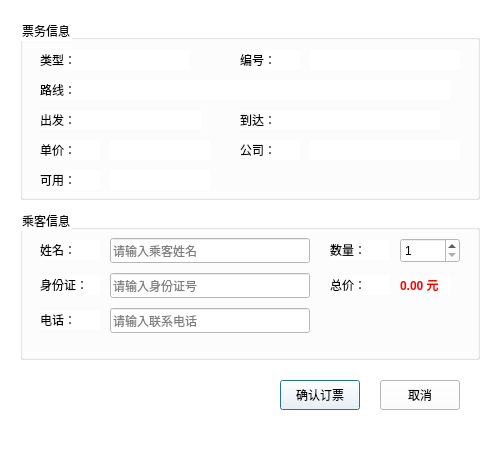
First picture: the form in Flight/order_dialog.ui, repository howbirdfly/FlightServer, before the edit.
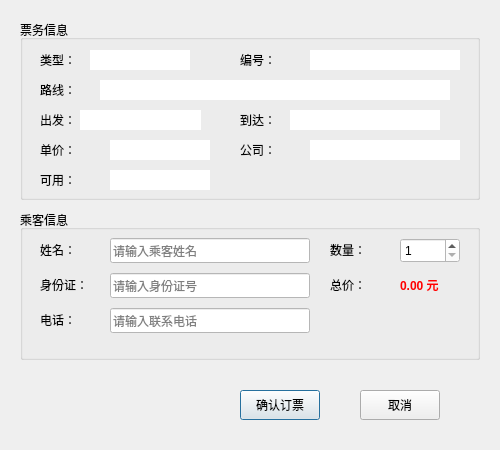
Second picture: the form after the edit.

What changed in the file:
```diff
--- a/Flight/order_dialog.ui
+++ b/Flight/order_dialog.ui
@@ -14,7 +14,7 @@
    <string>填写订单信息</string>
   </property>
   <property name="styleSheet">
-   <string notr="true">background-color: rgb(255, 255, 255);</string>
+   <string notr="true"/>
   </property>
   <widget class="QGroupBox" name="groupBox_ticket">
    <property name="geometry">
@@ -26,7 +26,7 @@
     </rect>
    </property>
    <property name="styleSheet">
-    <string notr="true">color: rgb(0, 0, 0);</string>
+    <string notr="true"/>
    </property>
    <property name="title">
     <string>票务信息</string>
@@ -280,7 +280,7 @@
     </rect>
    </property>
    <property name="styleSheet">
-    <string notr="true">color: rgb(0, 0, 0);</string>
+    <string notr="true"/>
    </property>
    <property name="title">
     <string>乘客信息</string>
@@ -425,7 +425,7 @@
      <rect>
       <x>380</x>
       <y>65</y>
-      <width>51</width>
+      <width>61</width>
       <height>20</height>
      </rect>
     </property>
@@ -440,8 +440,8 @@
   <widget class="QPushButton" name="btn_confirm">
    <property name="geometry">
     <rect>
-     <x>280</x>
-     <y>380</y>
+     <x>240</x>
+     <y>390</y>
      <width>80</width>
      <height>30</height>
     </rect>
@@ -453,8 +453,8 @@
   <widget class="QPushButton" name="btn_cancel">
    <property name="geometry">
     <rect>
-     <x>380</x>
-     <y>380</y>
+     <x>360</x>
+     <y>390</y>
      <width>80</width>
      <height>30</height>
     </rect>
@@ -463,6 +463,22 @@
     <string>取消</string>
    </property>
   </widget>
+  <widget class="QLabel" name="label_balance">
+   <property name="geometry">
+    <rect>
+     <x>40</x>
+     <y>370</y>
+     <width>221</width>
+     <height>41</height>
+    </rect>
+   </property>
+   <property name="styleSheet">
+    <string>color: red; font-weight: bold;</string>
+   </property>
+   <property name="text">
+    <string/>
+   </property>
+  </widget>
  </widget>
  <resources/>
  <connections/>
```
